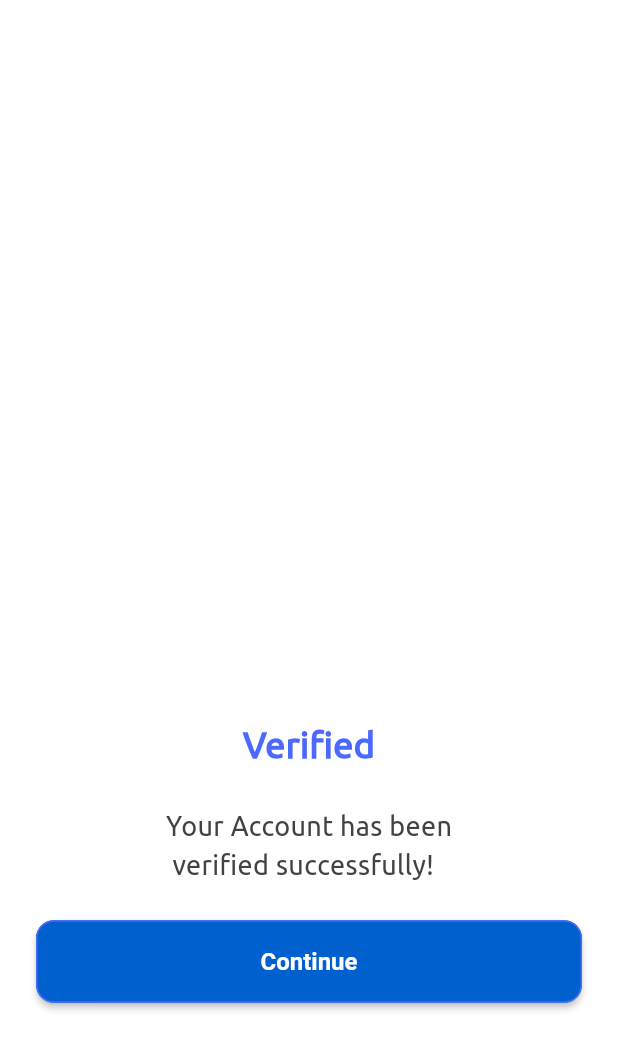
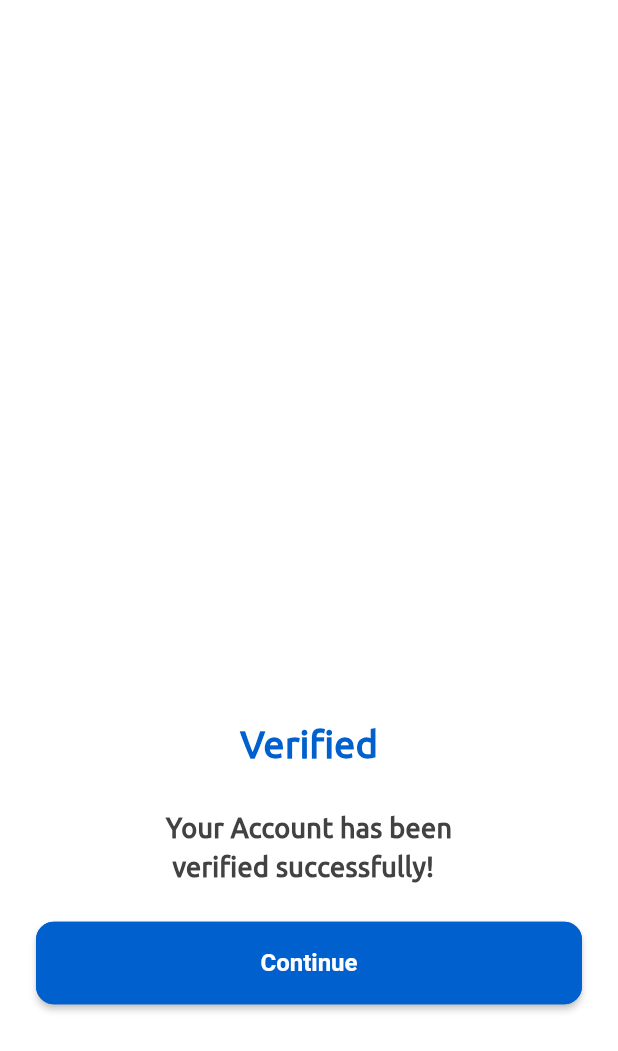
Before and after one commit to Lab-12345/ipay, a Flutter app: the Otpverified screen opened directly, on a phone screen of 412 x 824 dp. Shown: the top 1051 px of the screen. Run offline on Flutter 3.47's test engine with Material 3 defaults, Android fonts, the phone set to English and light mode, and no system bars; our stand-ins replace lottie; project files that could hold a hidden picture were left out.

Commit message:
frontend update :)

```diff
--- a/lib/core/constants/app_color.dart
+++ b/lib/core/constants/app_color.dart
@@ -5,8 +5,8 @@ import 'package:flutter/material.dart';
 class IpayColor{
   // Colors
   // Primary and Secondary Colors
-  static const Color primaryColor = Color(0xFF4B68FF);
-  static const Color primaryColor2 = Color(0xFF0060ce);
+  static const Color primaryColor2 = Color(0xFF4B68FF);
+  static const Color primaryColor = Color(0xFF0060ce);
   static const Color secondaryColor = Color(0xFFFFE248);
   static const Color accentColor = Color(0xFFB6C7FF);
 
--- a/lib/ui/Auth/screens/OTPVerified.dart
+++ b/lib/ui/Auth/screens/OTPVerified.dart
@@ -1,6 +1,7 @@
 import 'dart:async';
 
 import 'package:flutter/material.dart';
+import 'package:ipay/core/constants/app_Helper_Function.dart';
 import 'package:ipay/core/constants/app_color.dart';
 import 'package:ipay/core/constants/app_constants.dart';
 import 'package:ipay/ui/Home/screens/Home.dart';
@@ -42,24 +43,14 @@ class _OtpverifiedState extends State<Otpverified> {
           children: [
             Lottie.asset('assets/animation/Verified.json',animate: true,repeat: false,height: 300,width: 300),
             SizedBox(height: IpaySize.defaultSpace),
-            Text(
-              'Verified',
-              style: TextStyle(
-                fontSize: 24,
-                fontWeight: FontWeight.bold,
-                color: IpayColor.primaryColor,
-              ),
-            ),
+            IpayHelper.CustomText(text: 'Verified', fontSize: 25, color: IpayColor.primaryColor, fontWeight: FontWeight.bold,),
             SizedBox(height: IpaySize.defaultSpace),
-            Text(
-              'Your Account has been\n verified successfully!',
-              style: TextStyle(color: Colors.grey.shade800, fontSize: 18),
-            ),
+            IpayHelper.CustomText(text: 'Your Account has been\n verified successfully!', fontSize: 18, color: Colors.grey.shade800, fontWeight: FontWeight.w900),
             SizedBox(height: IpaySize.defaultSpace),
             ElevatedButton(
               onPressed: () {},
               style: ElevatedButton.styleFrom(
-                backgroundColor: const Color(0xFF0060ce),
+                backgroundColor:IpayColor.primaryColor,
                 shape: RoundedRectangleBorder(
                   borderRadius: BorderRadius.circular(12),
                 ),
--- a/lib/ui/Auth/screens/OTPverifacation.dart
+++ b/lib/ui/Auth/screens/OTPverifacation.dart
@@ -131,7 +131,7 @@ class _OTPVerificationScreenState extends State<OTPVerificationScreen> {
       ),
       body: SafeArea(
         child: Padding(
-          padding: const EdgeInsets.all(24.0),
+          padding: const EdgeInsets.all(IpaySize.lg),
           child: Column(
             crossAxisAlignment: CrossAxisAlignment.center,
             children: [
@@ -181,7 +181,7 @@ class _OTPVerificationScreenState extends State<OTPVerificationScreen> {
                         focusedBorder: const OutlineInputBorder(
                           borderRadius: BorderRadius.all(Radius.circular(12)),
                           borderSide: BorderSide(
-                            color: IpayColor.primaryColor2,
+                            color: IpayColor.primaryColor,
                           ),
                         ),
                       ),
--- a/lib/ui/Auth/screens/splash.dart
+++ b/lib/ui/Auth/screens/splash.dart
@@ -1,5 +1,6 @@
 import 'dart:async';
 import 'package:flutter/material.dart';
+import 'package:ipay/core/constants/app_color.dart';
 import 'package:ipay/ui/Auth/screens/PhoneLogin.dart';
 
 import '../../../core/constants/app_Helper_Function.dart';
@@ -35,7 +36,8 @@ class _SplashScreenState extends State<SplashScreen> {
             gradient: LinearGradient(
               begin: Alignment.topCenter,
               end: Alignment.bottomCenter,
-              colors: [Color(0xFF0060ce), Color(0xFF165aba)],
+              colors: [IpayColor.primaryColor,
+                Color(0xFF165aba)],
             ),
           ),
           child: Stack(
```
Also changed, not shown: lib/ui/Auth/screens/PhoneLogin.dart (+4 -3 lines).
